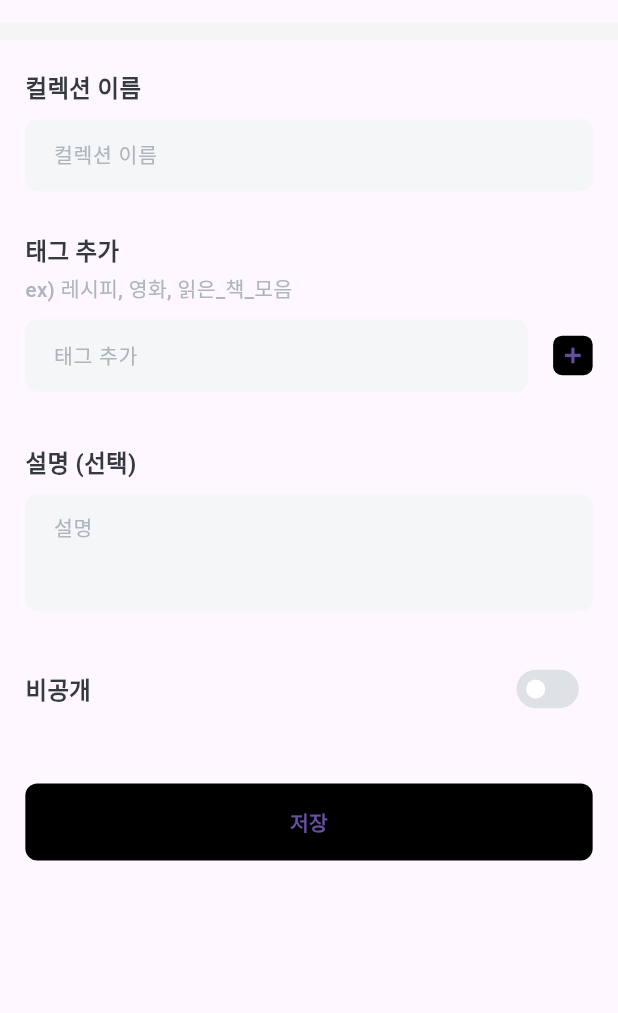
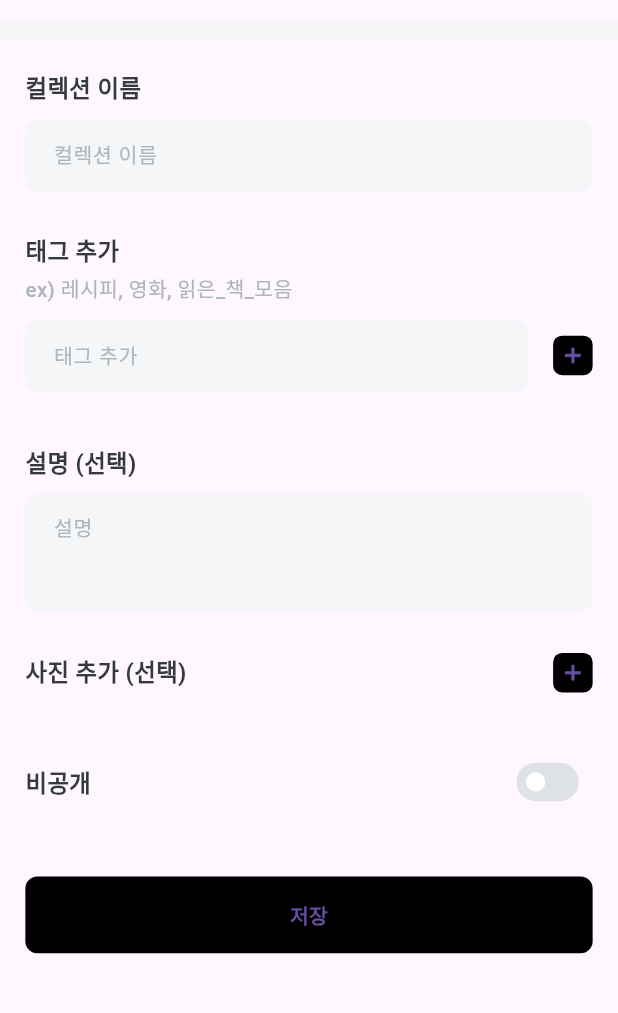
Before and after one commit to collecter1110/collecter, a Flutter app: the AddScreen screen opened directly, after a tap on "저장", on a phone screen of 412 x 824 dp, the part 168-1181 px from its top. Run offline on Flutter 3.47's test engine with Material 3 defaults, Android fonts, the phone set to English and light mode, and no system bars; our stand-ins replace flutter_dotenv, flutter_screenutil, flutter_secure_storage, fluttertoast, image_picker, supabase_flutter; accounts and stored records are empty; Roboto replaces fonts that are missing (Pretendard, PretendardRegular).

Commit message:
feat : Add collection function & Structure TextFormField

```diff
--- /dev/null
+++ b/lib/components/text_field/add_text_form_field.dart
@@ -0,0 +1,98 @@
+import 'package:flutter/material.dart';
+import 'package:flutter/services.dart';
+import 'package:flutter_screenutil/flutter_screenutil.dart';
+
+class AddTextFormField extends StatefulWidget {
+  final TextInputType keyboardType;
+  final String hintText;
+  final TextInputFormatter? formatter;
+  final bool isMultipleLine;
+  final FormFieldSetter<String> onSaved;
+
+  const AddTextFormField({
+    super.key,
+    required this.keyboardType,
+    required this.hintText,
+    this.formatter,
+    required this.isMultipleLine,
+    required this.onSaved,
+  });
+
+  @override
+  State<AddTextFormField> createState() => _AddTextFormFieldState();
+}
+
+class _AddTextFormFieldState extends State<AddTextFormField> {
+  TextEditingController _controller = TextEditingController();
+  final FocusNode _focusNode = FocusNode();
+
+  final TextStyle _hintTextStyle = TextStyle(
+    color: Color(0xffADB5BD),
+    fontSize: 14.0.sp,
+    fontFamily: 'Pretendard',
+    fontWeight: FontWeight.w500,
+    height: 1.43,
+  );
+
+  final TextStyle _fieldTextStyle = TextStyle(
+    decorationThickness: 0,
+    color: Color(0xFF212529),
+    fontSize: 15.sp,
+    fontFamily: 'Pretendard',
+    fontWeight: FontWeight.w400,
+    height: 1.3,
+  );
+
+  @override
+  void initState() {
+    super.initState();
+
+    _focusNode.addListener(() {
+      if (!_focusNode.hasFocus) {
+        widget.onSaved(_controller.text);
+      }
+    });
+  }
+
+  @override
+  void dispose() {
+    _focusNode.removeListener(() {});
+    _controller.clear();
+    _controller.dispose();
+
+    _focusNode.dispose();
+    super.dispose();
+  }
+
+  @override
+  Widget build(BuildContext context) {
+    return Container(
+      child: TextFormField(
+        keyboardType: widget.keyboardType,
+        controller: _controller,
+        focusNode: _focusNode,
+        textAlignVertical: widget.isMultipleLine
+            ? TextAlignVertical.top
+            : TextAlignVertical.center,
+        textInputAction: widget.isMultipleLine ? TextInputAction.newline : null,
+        maxLines: widget.isMultipleLine ? null : 1,
+        decoration: InputDecoration(
+          contentPadding:
+              EdgeInsets.symmetric(horizontal: 14.0.w, vertical: 12.0.h),
+          border: OutlineInputBorder(
+            borderRadius: BorderRadius.all(Radius.circular(8)),
+            borderSide: BorderSide.none,
+          ),
+          filled: true,
+          fillColor: Color(0xffF5F6F7),
+          hintText: widget.hintText,
+          hintStyle: _hintTextStyle,
+        ),
+        inputFormatters: widget.formatter != null ? [widget.formatter!] : [],
+        style: _fieldTextStyle,
+        onSaved: widget.onSaved,
+        expands: widget.isMultipleLine,
+      ),
+    );
+  }
+}
--- a/lib/components/widget/add_collection_widget.dart
+++ b/lib/components/widget/add_collection_widget.dart
@@ -1,12 +1,18 @@
+import 'dart:io';
+
 import 'package:collect_er/components/button/add_button.dart';
 import 'package:collect_er/data/provider/tag_provider.dart';
+import 'package:collect_er/data/services/api_service.dart';
 import 'package:flutter/material.dart';
 import 'package:flutter/services.dart';
 import 'package:flutter_screenutil/flutter_screenutil.dart';
+import 'package:image_picker/image_picker.dart';
 import 'package:provider/provider.dart';
 
+import '../../data/provider/collection_provider.dart';
 import '../button/complete_button.dart';
 import '../button/tag_button.dart';
+import '../text_field/add_text_form_field.dart';
 
 class AddCollectionWidget extends StatefulWidget {
   const AddCollectionWidget({super.key});
@@ -16,45 +22,44 @@ class AddCollectionWidget extends StatefulWidget {
 }
 
 class _AddCollectionWidgetState extends State<AddCollectionWidget> {
-  TextEditingController _tagController = TextEditingController();
-  TextEditingController _nameController = TextEditingController();
-  TextEditingController _descriptionController = TextEditingController();
+  final GlobalKey<FormState> _tagFormKey = GlobalKey<FormState>();
+
+  String _title = '';
+  String _description = '';
+  String _imageFilePath = '';
   bool _isPrivate = false;
+  String _inputTagValue = '';
 
-  final TextStyle _hintTextStyle = TextStyle(
-    color: Color(0xffADB5BD),
-    fontSize: 14.0.sp,
-    fontFamily: 'Pretendard',
-    fontWeight: FontWeight.w500,
-    height: 1.43,
-  );
+  void _saveForm() {
+    _tagFormKey.currentState?.save();
+    FocusScope.of(context).unfocus();
+  }
 
-  final TextStyle _fieldTextStyle = TextStyle(
-    decorationThickness: 0,
-    color: Color(0xFF212529),
-    fontSize: 15.sp,
-    fontFamily: 'Pretendard',
-    fontWeight: FontWeight.w400,
-    height: 1.3,
-  );
+  XFile? _image;
+  final ImagePicker picker = ImagePicker();
 
-  @override
-  void initState() {
-    super.initState();
+  Future getImage(ImageSource imageSource) async {
+    final XFile? pickedFile = await picker.pickImage(source: imageSource);
+    if (pickedFile != null) {
+      setState(() {
+        _image = XFile(pickedFile.path);
+      });
+    }
   }
 
   @override
   void dispose() {
-    _tagController.dispose();
-    _nameController.dispose();
-    _descriptionController.dispose();
-
     super.dispose();
   }
 
   @override
   Widget build(BuildContext context) {
-    return SingleChildScrollView(
+    return GestureDetector(
+      behavior: HitTestBehavior.opaque,
+      onTap: () {
+        FocusScope.of(context).unfocus();
+      },
+      child: SingleChildScrollView(
         child: Column(
           mainAxisAlignment: MainAxisAlignment.start,
           children: [
@@ -80,24 +85,13 @@ class _AddCollectionWidgetState extends State<AddCollectionWidget> {
                   ),
                   Padding(
                     padding: EdgeInsets.symmetric(vertical: 8.0.h),
-                  child: Container(
-                    child: TextFormField(
-                      controller: _nameController,
-                      decoration: InputDecoration(
-                        contentPadding: EdgeInsets.symmetric(
-                            horizontal: 14.0.w, vertical: 12.0.h),
-                        border: OutlineInputBorder(
-                          borderRadius: BorderRadius.all(Radius.circular(8)),
-                          borderSide: BorderSide.none,
-                        ),
-                        filled: true,
-                        fillColor: Color(0xffF5F6F7),
+                    child: AddTextFormField(
+                      keyboardType: TextInputType.name,
                       hintText: '컬렉션 이름',
-                        hintStyle: _hintTextStyle,
-                      ),
-                      style: _fieldTextStyle,
-                      onFieldSubmitted: (String value) {},
-                    ),
+                      isMultipleLine: false,
+                      onSaved: (value) {
+                        _title = value ?? '';
+                      },
                     ),
                   ),
                   SizedBox(
@@ -135,30 +129,21 @@ class _AddCollectionWidgetState extends State<AddCollectionWidget> {
                       mainAxisAlignment: MainAxisAlignment.spaceBetween,
                       children: [
                         Expanded(
-                        child: TextFormField(
-                          controller: _tagController,
-                          decoration: InputDecoration(
-                              contentPadding: EdgeInsets.symmetric(
-                                  horizontal: 14.0.w, vertical: 12.0.h),
-                              border: OutlineInputBorder(
-                                borderRadius:
-                                    BorderRadius.all(Radius.circular(8)),
-                                borderSide: BorderSide.none,
+                          child: Form(
+                            key: _tagFormKey,
+                            child: AddTextFormField(
+                              keyboardType: TextInputType.name,
+                              hintText: '태그 추가',
+                              formatter: FilteringTextInputFormatter.deny(
+                                  RegExp(r'\s')),
+                              isMultipleLine: false,
+                              onSaved: (value) {
+                                _inputTagValue = value ?? '';
+                                context.read<TagProvider>().addTag =
+                                    _inputTagValue;
+                                _tagFormKey.currentState?.reset();
+                              },
                             ),
-                              filled: true,
-                              fillColor: Color(0xffF5F6F7),
-                              hintText: '태그 추가',
-                              hintStyle: _hintTextStyle),
-                          inputFormatters: [
-                            FilteringTextInputFormatter.deny(
-                                RegExp(r'\s')), // 띄어쓰기를 필터링
-                          ],
-                          style: _fieldTextStyle,
-                          onFieldSubmitted: (String value) {
-                            context.read<TagProvider>().addTag = value;
-
-                            _tagController.clear();
-                          },
                           ),
                         ),
                         SizedBox(
@@ -166,9 +151,7 @@ class _AddCollectionWidgetState extends State<AddCollectionWidget> {
                         ),
                         AddButton(
                           onPressed: () {
-                          context.read<TagProvider>().addTag =
-                              _tagController.text;
-                          _tagController.clear();
+                            _saveForm();
                           },
                         ),
                       ],
@@ -214,28 +197,48 @@ class _AddCollectionWidgetState extends State<AddCollectionWidget> {
                     padding: EdgeInsets.symmetric(vertical: 8.0.h),
                     child: SizedBox(
                       height: 80.0.h,
-                    child: TextFormField(
+                      child: AddTextFormField(
                         keyboardType: TextInputType.multiline,
-                      controller: _descriptionController,
-                      textAlignVertical: TextAlignVertical.top,
-                      textInputAction: TextInputAction.newline,
-                      maxLines: null,
-                      decoration: InputDecoration(
-                          contentPadding: EdgeInsets.symmetric(
-                              horizontal: 14.0.w, vertical: 12.0.h),
-                          border: OutlineInputBorder(
-                            borderRadius: BorderRadius.all(Radius.circular(8)),
-                            borderSide: BorderSide.none,
-                          ),
-                          filled: true,
-                          fillColor: Color(0xffF5F6F7),
                         hintText: '설명',
-                          hintStyle: _hintTextStyle),
-                      style: _fieldTextStyle,
-                      onFieldSubmitted: (String value) {},
-                      expands: true,
+                        isMultipleLine: true,
+                        onSaved: (value) {
+                          _description = value ?? '';
+                        },
                       ),
                     ),
+                  ),
+                  SizedBox(
+                    height: 20,
+                  ),
+                  Row(
+                    mainAxisAlignment: MainAxisAlignment.spaceBetween,
+                    children: [
+                      Text(
+                        '사진 추가 (선택)',
+                        style: TextStyle(
+                          fontFamily: 'PretendardRegular',
+                          fontSize: 16.sp,
+                          fontWeight: FontWeight.w600,
+                          color: Color(0xff343A40),
+                          height: 1.5,
+                        ),
+                      ),
+                      AddButton(onPressed: () {
+                        setState(() {
+                          getImage(ImageSource.gallery);
+                        });
+                      }),
+                    ],
+                  ),
+                  Padding(
+                    padding: EdgeInsets.symmetric(vertical: 8.0.h),
+                    child: _image != null
+                        ? SizedBox(
+                            width: 80.0.w,
+                            height: 80.0.h,
+                            child: Image.file(File(_image!.path)),
+                          )
+                        : SizedBox.shrink(),
                   ),
                   SizedBox(
                     height: 20,
@@ -255,7 +258,7 @@ class _AddCollectionWidgetState extends State<AddCollectionWidget> {
                       ),
                       SizedBox(width: 10),
                       Transform.scale(
-                      scale: 0.8, // 스위치의 크기 조절 (값을 변경하여 크기 조정)
+                        scale: 0.8,
                         child: Switch(
                           value: _isPrivate,
                           onChanged: (value) {
@@ -280,13 +283,32 @@ class _AddCollectionWidgetState extends State<AddCollectionWidget> {
                     firstFieldState: true,
                     secondFieldState: true,
                     text: '저장',
-                  onTap: () {},
+                    onTap: () async {
+                      FocusScope.of(context).unfocus();
+                      print(_title);
+                      print(_description);
+                      print(context.read<TagProvider>().tagNames);
+                      print(_isPrivate);
+
+                      await ApiService.AddCollection(
+                          _title,
+                          _description,
+                          _imageFilePath,
+                          context.read<TagProvider>().tagNames,
+                          _isPrivate);
+
+                      final collectionProvider =
+                          context.read<CollectionProvider>();
+
+                      await collectionProvider.fetchCollections();
+                    },
                   ),
                 ],
               ),
             ),
           ],
         ),
+      ),
     );
   }
 }
--- a/lib/data/model/collection_model.dart
+++ b/lib/data/model/collection_model.dart
@@ -11,7 +11,8 @@ class CollectionModel {
   final List<KeywordData>? primaryKeywords;
   final int selectionNum;
   final int? likeNum;
-  final bool isLiked; // 좋아요 여부 필드
+  final bool isPrivate;
+  final bool isLiked;
 
   CollectionModel({
     required this.id,
@@ -24,6 +25,7 @@ class CollectionModel {
     this.primaryKeywords,
     required this.selectionNum,
     this.likeNum,
+    required this.isPrivate,
     required this.isLiked, // 필수 매개변수로 설정
   });
 
@@ -43,6 +45,7 @@ class CollectionModel {
           .toList(),
       selectionNum: json['selection_num'],
       likeNum: json['like_num'] as int?,
+      isPrivate: json['is_private'],
       isLiked: hasLiked, // hasLiked 값을 isLiked에 직접 할당
     );
   }
--- a/lib/data/services/api_service.dart
+++ b/lib/data/services/api_service.dart
@@ -378,7 +378,8 @@ class ApiService {
         user_name,
         primary_keywords,
         selection_num,
-        likes(user_id)
+        likes(user_id),
+        is_private
         ''').eq('user_id', userId);
 
       List<CollectionModel> collections = responseData.map((item) {
@@ -431,7 +432,8 @@ class ApiService {
         primary_keywords,
         selection_num,
         like_num,
-        likes(user_id)
+        likes(user_id),
+        is_private
         ''').eq('id', collectionId).single();
 
       bool hasLiked = (responseData['likes'] as List<dynamic>)
@@ -441,6 +443,28 @@ class ApiService {
           CollectionModel.fromJson(responseData, hasLiked: hasLiked);
 
       return collection;
+    } on AuthException catch (e) {
+      throw Exception('Authentication error: ${e.message}');
+    } catch (e) {
+      handleError('', 'getCollections error');
+      throw Exception('An unexpected error occurred: $e');
+    }
+  }
+
+  static Future<void> AddCollection(String title, String description,
+      String imageFilePath, List<String> tags, bool isPrivate) async {
+    final userIdString = await storage.read(key: 'USER_ID');
+    int userId = int.parse(userIdString!);
+
+    try {
+      await Supabase.instance.client.from('collections').insert({
+        'user_id': userId,
+        'title': title,
+        'description': description,
+        'image_file_path': imageFilePath,
+        'tags': tags,
+        'is_private': isPrivate,
+      });
     } on AuthException catch (e) {
       throw Exception('Authentication error: ${e.message}');
     } catch (e) {
--- a/lib/page/selection/selection_detail_screen.dart
+++ b/lib/page/selection/selection_detail_screen.dart
@@ -32,7 +32,7 @@ class SelectionDetailScreen extends StatelessWidget {
             mainAxisAlignment: MainAxisAlignment.start,
             crossAxisAlignment: CrossAxisAlignment.start,
             children: [
-              _selectionDetail!.imageFilePath != null
+              _selectionDetail.imageFilePath != null
                   ? Container(
                       height: MediaQuery.of(context).size.width,
                       color: Colors.pink,
```
Also changed, not shown: lib/components/widget/add_selection_widget.dart (+42 -109 lines), lib/data/provider/keyword_provider.dart (+6 -3 lines), lib/data/provider/tag_provider.dart (+6 -4 lines). Lines whose indentation alone changed are shown as unchanged.
